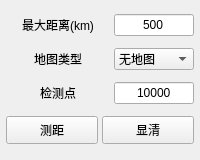
DanielWuxiaoxiao/DispCtrl, file PolarDisp/ppivisualsettings.ui: the form before one commit.
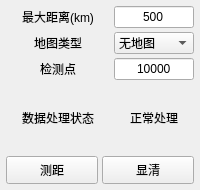
The form after the commit. Icons and pictures are not drawn. Custom widgets are drawn as their Qt base class.

Commit message: 整里工作区修改，修复PPI地图同步和状态显示

Patch:
```diff
--- a/PolarDisp/ppivisualsettings.ui
+++ b/PolarDisp/ppivisualsettings.ui
@@ -7,7 +7,7 @@
     <x>0</x>
     <y>0</y>
     <width>200</width>
-    <height>160</height>
+    <height>190</height>
    </rect>
   </property>
   <property name="windowTitle">
@@ -187,6 +187,51 @@
      </item>
     </layout>
    </item>
+   <item>
+    <layout class="QHBoxLayout" name="processStatusLayout">
+     <property name="spacing">
+      <number>4</number>
+     </property>
+     <item>
+      <widget class="QLabel" name="label_processStatus">
+       <property name="minimumSize">
+        <size>
+         <width>80</width>
+         <height>0</height>
+        </size>
+       </property>
+       <property name="text">
+        <string>数据处理状态</string>
+       </property>
+       <property name="alignment">
+        <set>Qt::AlignCenter</set>
+       </property>
+      </widget>
+     </item>
+     <item>
+      <widget class="QLabel" name="processStatusValue">
+       <property name="minimumSize">
+        <size>
+         <width>60</width>
+         <height>0</height>
+        </size>
+       </property>
+       <property name="maximumSize">
+        <size>
+         <width>80</width>
+         <height>16777215</height>
+        </size>
+       </property>
+       <property name="text">
+        <string>正常处理</string>
+       </property>
+       <property name="alignment">
+        <set>Qt::AlignCenter</set>
+       </property>
+      </widget>
+     </item>
+    </layout>
+   </item>
    <item>
     <layout class="QHBoxLayout" name="measureLayout">
      <property name="spacing">
```
The commit also changes 21 other files.
